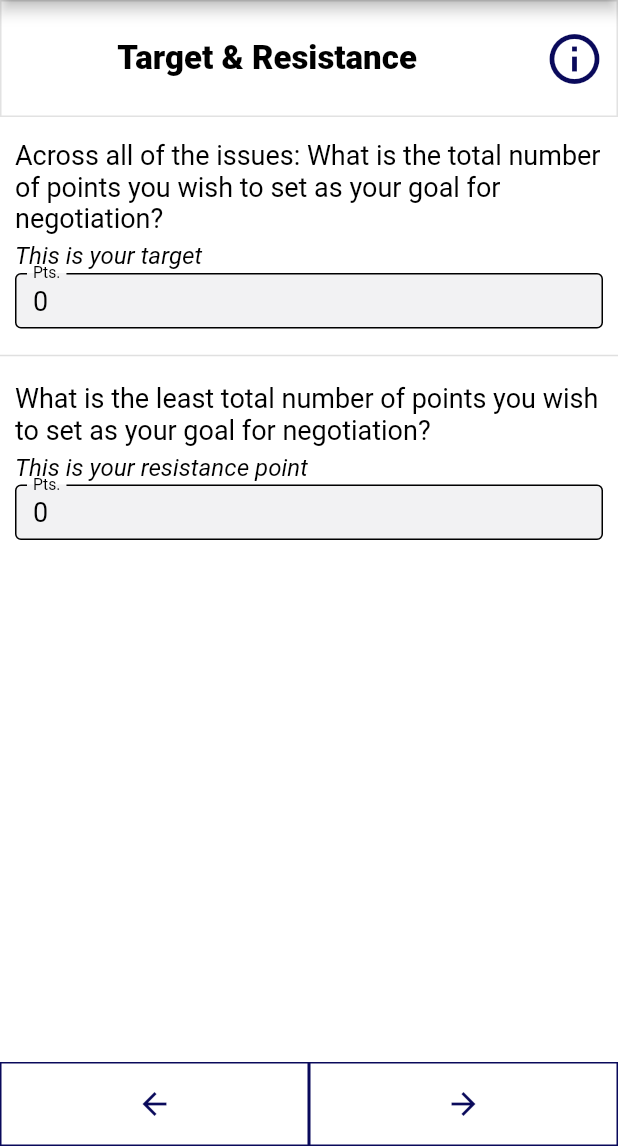
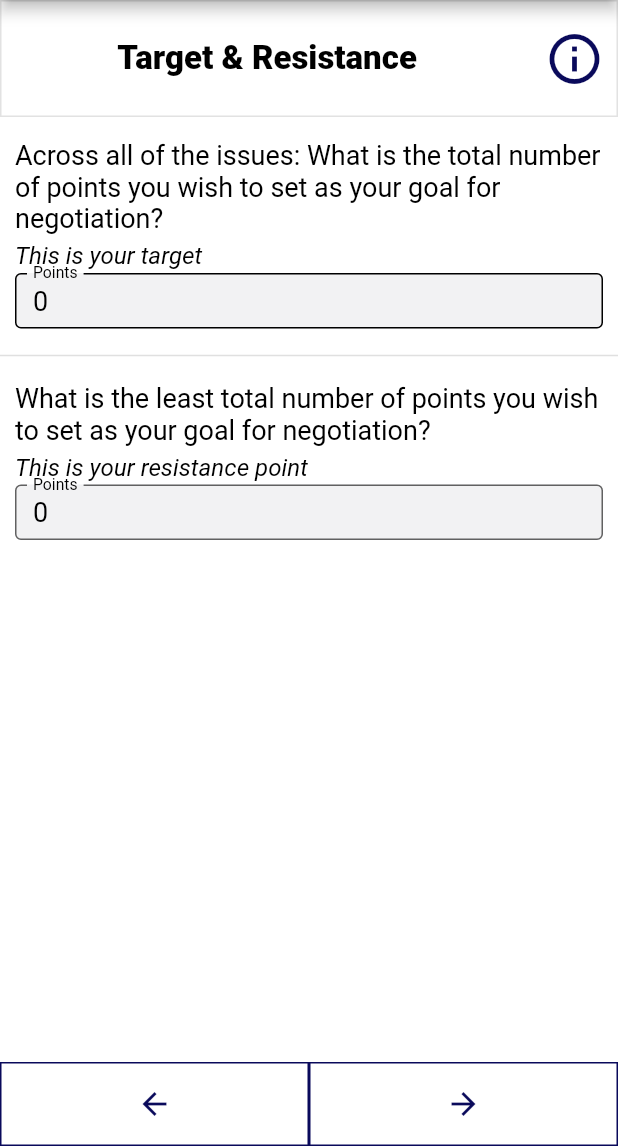
Before and after one commit to Spaghetti-Code-Inc/Negotiation-Planner, a Flutter app: the TargetResistance screen opened directly, on a phone screen of 412 x 824 dp, the part 90-1236 px from its top. Run offline on Flutter 3.47's test engine with Material 2 defaults, Android fonts, the phone set to English and light mode, and no system bars; our stand-ins replace cloud_firestore, email_validator, firebase_auth, firebase_core; accounts and stored records are empty.

Commit message:
Small changes

```diff
--- a/lib/create_negotiation/Target_Resistance.dart
+++ b/lib/create_negotiation/Target_Resistance.dart
@@ -265,7 +265,7 @@ class _TargetResistanceState extends State<TargetResistance> {
                               borderSide: const BorderSide(
                                   color: Color(0xff000000), width: 1),
                             ),
-                            labelText: "Pts.",
+                            labelText: "Points",
                             labelStyle: const TextStyle(
                               fontWeight: FontWeight.w400,
                               fontStyle: FontStyle.normal,
@@ -369,22 +369,13 @@ class _TargetResistanceState extends State<TargetResistance> {
                                   color: Color(0xff000000),
                                 ),
                                 decoration: InputDecoration(
-                                  disabledBorder: OutlineInputBorder(
+                                  border: OutlineInputBorder(
                                     borderRadius: BorderRadius.circular(4.0),
                                     borderSide: const BorderSide(
                                         color: Color(0xff000000), width: 1),
                                   ),
-                                  focusedBorder: OutlineInputBorder(
-                                    borderRadius: BorderRadius.circular(4.0),
-                                    borderSide: const BorderSide(
-                                        color: Color(0xff000000), width: 1),
-                                  ),
-                                  enabledBorder: OutlineInputBorder(
-                                    borderRadius: BorderRadius.circular(4.0),
-                                    borderSide: const BorderSide(
-                                        color: Color(0xff000000), width: 1),
-                                  ),
-                                  labelText: "Pts.",
+
+                                  labelText: "Points",
                                   labelStyle: const TextStyle(
                                     fontWeight: FontWeight.w400,
                                     fontStyle: FontStyle.normal,
--- a/lib/create_negotiation/WeightIssues.dart
+++ b/lib/create_negotiation/WeightIssues.dart
@@ -27,8 +27,9 @@ class _WeightIssuesState extends State<WeightIssues> {
       _controllers.add(new TextEditingController());
       if(currentNegotiation.issues[i].relativeValue != -1){
         _controllers[i].text = currentNegotiation.issues[i].relativeValue.toString();
+        if(_controllers[i].text == "0") _controllers[i].text = "";
       }
-      else _controllers[i].text = "0";
+      else _controllers[i].text = "";
     }
     if(length == 1){
       _controllers[0].text = "100";
@@ -292,7 +293,9 @@ class _WeightIssuesState extends State<WeightIssues> {
                               cursorColor: Color(0xff0A0A5B),
                               keyboardType: TextInputType.number,
                               controller: _controllers[index],
+
                               decoration: InputDecoration(
+                                hintText: "0",
                                 enabledBorder: (
                                   OutlineInputBorder(
                                     borderSide: BorderSide(width: 3, color: Color(0xff0A0A5B)),
```
Also changed, not shown: lib/TODO.txt (+8 -9 lines), lib/create_negotiation/IssueValues.dart (+21 -2 lines). Lines whose indentation alone changed are shown as unchanged.
